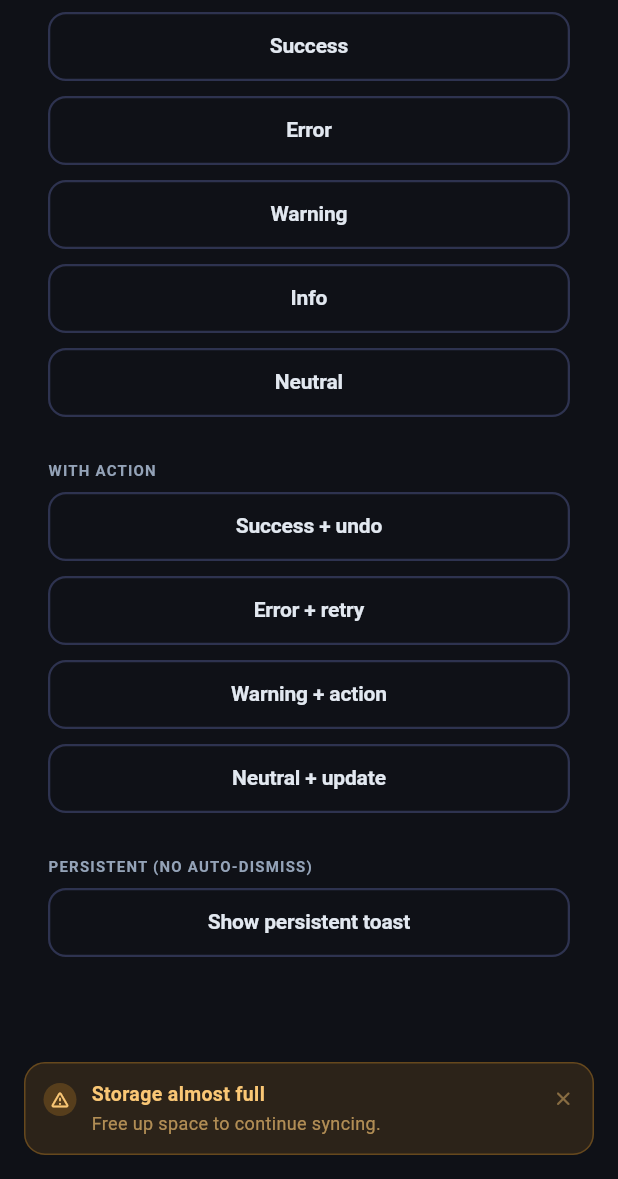
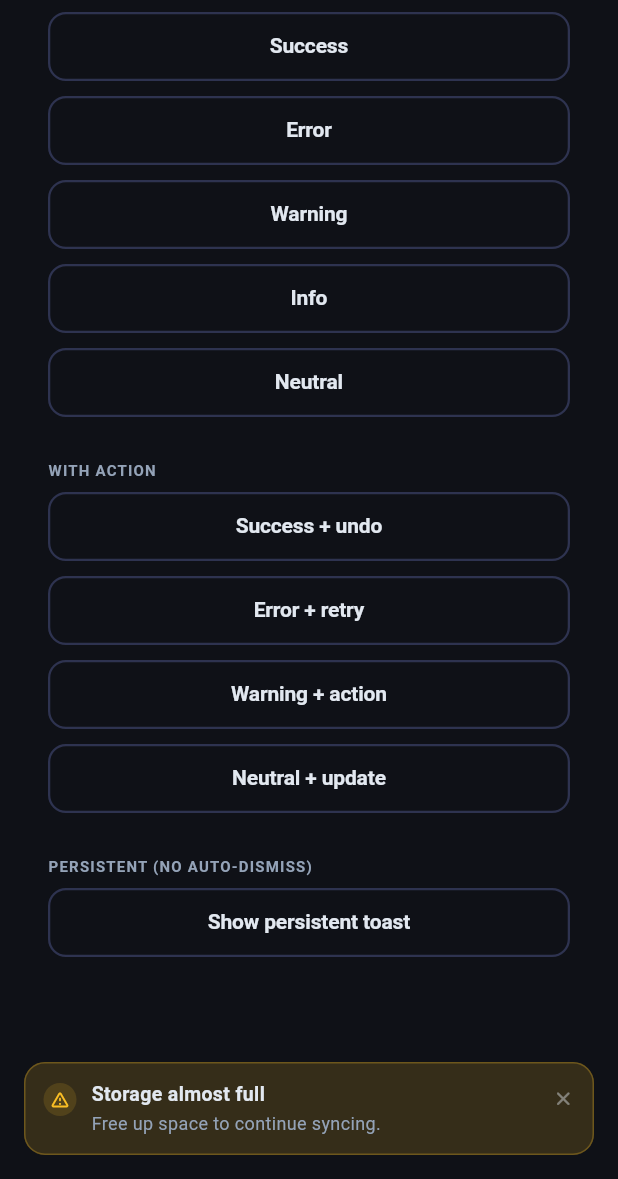
Before and after one commit to cruzleedan/d3_ui, a Flutter app: the ToastGallery screen opened directly with empty values, after a tap on "Warning", on a phone screen of 412 x 824 dp, the part 57-1236 px from its top. Run offline on Flutter 3.47's test engine with Material 3 defaults, Android fonts, the phone set to English and light mode, and no system bars; our stand-ins replace material_ui.

Commit message:
fix(toast): make colored variants theme-aware
D3Toast's success/error/warning/info variants hardcoded a fixed
dark-theme-only palette — a translucent accent.withValues(alpha: 0.13)
background composited directly over the page (the SnackBar itself is
transparent) plus light pastel text colors — instead of reading
D3ColorTokens like the neutral variant already did correctly. On light
theme this produced a near-invisible, nearly-illegible toast: light
text on a barely-tinted, see-through chip.

Added _tinted(), which blends the accent color onto colors.surface via
Color.alphaBlend (always opaque, never see-through) and uses
colors.onSurface/onSurfaceVariant for text — guaranteed to contrast
against colors.surface by construction, in both themes. Applied to all
four colored variants.

```diff
--- a/lib/src/components/feedback/d3_toast.dart
+++ b/lib/src/components/feedback/d3_toast.dart
@@ -339,58 +339,64 @@ class _ToastStyle {
   final Color messageColor;
   final Color actionColor;
 
+  /// Builds a tinted style from an accent color, blended onto `colors.surface`
+  /// so the chip is always opaque (never see-through to whatever's behind the
+  /// floating SnackBar) and readable in both themes. Title/message text uses
+  /// `colors.onSurface`/`colors.onSurfaceVariant` rather than a fixed accent
+  /// shade — those are guaranteed to contrast against `colors.surface` by
+  /// construction, whereas a hardcoded pastel only reads correctly against
+  /// whichever single background brightness it was picked for.
+  static _ToastStyle _tinted({
+    required Color accent,
+    required IconData icon,
+    required D3ColorTokens colors,
+  }) {
+    return _ToastStyle(
+      background: Color.alphaBlend(
+        accent.withValues(alpha: 0.16),
+        colors.surface,
+      ),
+      border: Color.alphaBlend(accent.withValues(alpha: 0.40), colors.surface),
+      icon: icon,
+      iconForeground: accent,
+      iconBackground: Color.alphaBlend(
+        accent.withValues(alpha: 0.28),
+        colors.surface,
+      ),
+      titleColor: colors.onSurface,
+      messageColor: colors.onSurfaceVariant,
+      actionColor: accent,
+    );
+  }
+
   factory _ToastStyle.of(D3ToastVariant variant, D3ColorTokens colors) {
     switch (variant) {
       case D3ToastVariant.success:
-        const accent = Color(0xFF1D9E75);
-        return _ToastStyle(
-          background: accent.withValues(alpha: 0.13),
-          border: accent.withValues(alpha: 0.30),
+        return _tinted(
+          accent: colors.success,
           icon: Icons.check_circle_outline_rounded,
-          iconForeground: const Color(0xFF5DCAA5),
-          iconBackground: accent.withValues(alpha: 0.22),
-          titleColor: const Color(0xFF9FE1CB),
-          messageColor: const Color(0xFF9FE1CB).withValues(alpha: 0.65),
-          actionColor: const Color(0xFF5DCAA5),
+          colors: colors,
         );
 
       case D3ToastVariant.error:
-        const accent = Color(0xFFE24B4A);
-        return _ToastStyle(
-          background: accent.withValues(alpha: 0.13),
-          border: accent.withValues(alpha: 0.30),
+        return _tinted(
+          accent: colors.error,
           icon: Icons.error_outline_rounded,
-          iconForeground: const Color(0xFFF09595),
-          iconBackground: accent.withValues(alpha: 0.22),
-          titleColor: const Color(0xFFF7C1C1),
-          messageColor: const Color(0xFFF7C1C1).withValues(alpha: 0.65),
-          actionColor: const Color(0xFFF09595),
+          colors: colors,
         );
 
       case D3ToastVariant.warning:
-        const accent = Color(0xFFEF9F27);
-        return _ToastStyle(
-          background: accent.withValues(alpha: 0.13),
-          border: accent.withValues(alpha: 0.30),
+        return _tinted(
+          accent: colors.warning,
           icon: Icons.warning_amber_rounded,
-          iconForeground: const Color(0xFFFAC775),
-          iconBackground: accent.withValues(alpha: 0.22),
-          titleColor: const Color(0xFFFAC775),
-          messageColor: const Color(0xFFFAC775).withValues(alpha: 0.65),
-          actionColor: const Color(0xFFFAC775),
+          colors: colors,
         );
 
       case D3ToastVariant.info:
-        const accent = Color(0xFF378ADD);
-        return _ToastStyle(
-          background: accent.withValues(alpha: 0.13),
-          border: accent.withValues(alpha: 0.30),
+        return _tinted(
+          accent: colors.primary,
           icon: Icons.info_outline_rounded,
-          iconForeground: const Color(0xFF85B7EB),
-          iconBackground: accent.withValues(alpha: 0.22),
-          titleColor: const Color(0xFFB5D4F4),
-          messageColor: const Color(0xFFB5D4F4).withValues(alpha: 0.65),
-          actionColor: const Color(0xFF85B7EB),
+          colors: colors,
         );
 
       case D3ToastVariant.neutral:
```
